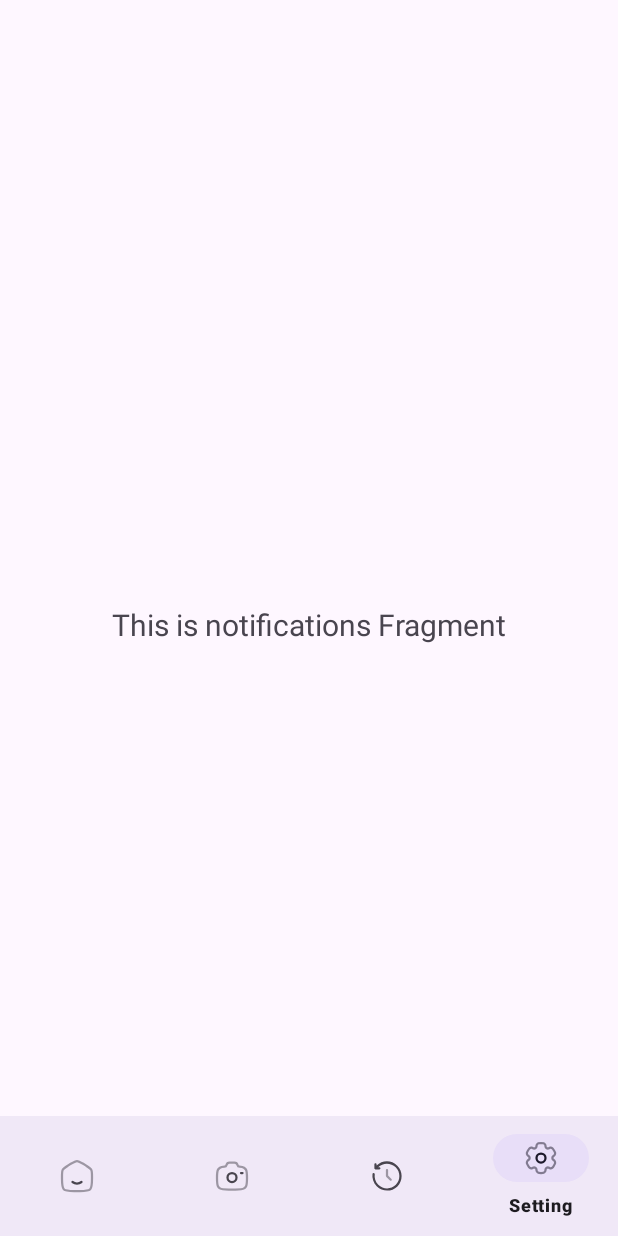
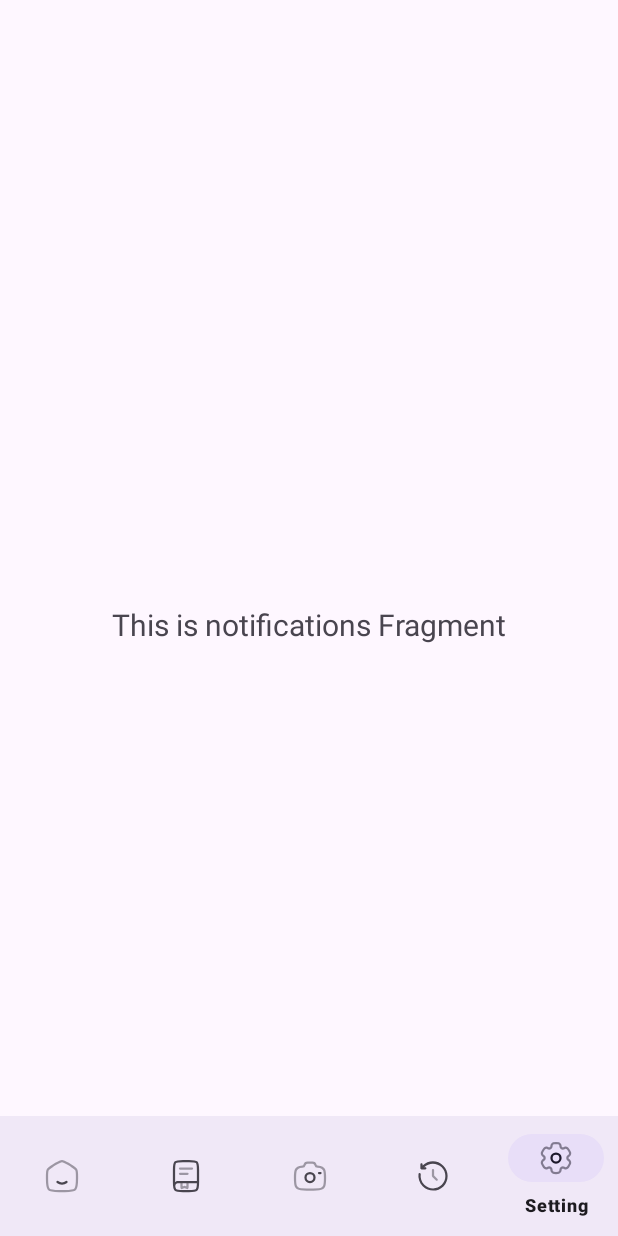
Before and after one commit to Nutricatch/MD-Nutricatch, an Android app: the ProfileFragment screen opened through its navigation route, on a phone screen of 412 x 824 dp. Run offline under Robolectric (Android 15) with nearby library versions, the phone set to English and light mode, and no system bars; our stand-ins replace navigation-ui.

Commit message:
menu navigation-resep

```diff
--- a/app/src/main/java/com/nutricatch/dev/views/loading/LoadingActivity.kt
+++ b/app/src/main/java/com/nutricatch/dev/views/loading/LoadingActivity.kt
@@ -32,6 +32,7 @@ class LoadingActivity : AppCompatActivity() {
         viewModel.isOnBoard().asLiveData().observe(this) { isOnBoard ->
             if (isOnBoard) {
                 viewModel.getToken().asLiveData().observe(this) { token ->
+                    /// TODO pastikan logika ini benar untuk memeriksa login status
                     if (token != null) {
                         val intent = Intent(this, LoginActivity::class.java)
                         intent.addFlags(Intent.FLAG_ACTIVITY_NEW_TASK or Intent.FLAG_ACTIVITY_CLEAR_TASK)
--- a/app/src/main/java/com/nutricatch/dev/views/navigation/HomeActivity.kt
+++ b/app/src/main/java/com/nutricatch/dev/views/navigation/HomeActivity.kt
@@ -16,7 +16,8 @@ import com.nutricatch.dev.databinding.ActivityHomeBinding
 import com.nutricatch.dev.views.camera.CameraActivity
 import com.nutricatch.dev.views.navigation.history.HistoryFragment
 import com.nutricatch.dev.views.navigation.home.HomeFragment
-import com.nutricatch.dev.views.navigation.settings.SettingsFragment
+import com.nutricatch.dev.views.navigation.profile.ProfileFragment
+import com.nutricatch.dev.views.navigation.recipes.RecipesFragment
 
 class HomeActivity : AppCompatActivity(), NavigationBarView.OnItemSelectedListener {
 
@@ -67,6 +68,14 @@ class HomeActivity : AppCompatActivity(), NavigationBarView.OnItemSelectedListen
                 transaction.replace(R.id.container, HomeFragment(), HomeFragment::class.java.name)
             }
 
+            R.id.navigation_recipe -> {
+                transaction.replace(
+                    R.id.container,
+                    RecipesFragment(),
+                    RecipesFragment::class.java.name
+                )
+            }
+
             R.id.navigation_camera -> {
                 /// todo handle navigate activity camera
                 startActivity(Intent(this, CameraActivity::class.java))
@@ -84,8 +93,8 @@ class HomeActivity : AppCompatActivity(), NavigationBarView.OnItemSelectedListen
             R.id.navigation_setting -> {
                 transaction.replace(
                     R.id.container,
-                    SettingsFragment(),
-                    SettingsFragment::class.java.name
+                    ProfileFragment(),
+                    ProfileFragment::class.java.name
                 )
             }
         }
--- a/app/src/main/java/com/nutricatch/dev/views/navigation/settings/SettingsFragment.kt
+++ b/app/src/main/java/com/nutricatch/dev/views/navigation/profile/ProfileFragment.kt
@@ -1,4 +1,4 @@
-package com.nutricatch.dev.views.navigation.settings
+package com.nutricatch.dev.views.navigation.profile
 
 import android.os.Bundle
 import android.view.LayoutInflater
@@ -7,11 +7,11 @@ import android.view.ViewGroup
 import android.widget.TextView
 import androidx.fragment.app.Fragment
 import androidx.lifecycle.ViewModelProvider
-import com.nutricatch.dev.databinding.FragmentSettingBinding
+import com.nutricatch.dev.databinding.FragmentProfileBinding
 
-class SettingsFragment : Fragment() {
+class ProfileFragment : Fragment() {
 
-    private var _binding: FragmentSettingBinding? = null
+    private var _binding:FragmentProfileBinding? = null
 
     // This property is only valid between onCreateView and
     // onDestroyView.
@@ -23,9 +23,9 @@ class SettingsFragment : Fragment() {
         savedInstanceState: Bundle?
     ): View {
         val notificationsViewModel =
-            ViewModelProvider(this).get(SettingsViewModel::class.java)
+            ViewModelProvider(this).get(ProfileViewModel::class.java)
 
-        _binding = FragmentSettingBinding.inflate(inflater, container, false)
+        _binding = FragmentProfileBinding.inflate(inflater, container, false)
         val root: View = binding.root
 
         val textView: TextView = binding.textNotifications
--- a/app/src/main/java/com/nutricatch/dev/views/navigation/settings/SettingsViewModel.kt
+++ b/app/src/main/java/com/nutricatch/dev/views/navigation/profile/ProfileViewModel.kt
@@ -1,10 +1,10 @@
-package com.nutricatch.dev.views.navigation.settings
+package com.nutricatch.dev.views.navigation.profile
 
 import androidx.lifecycle.LiveData
 import androidx.lifecycle.MutableLiveData
 import androidx.lifecycle.ViewModel
 
-class SettingsViewModel : ViewModel() {
+class ProfileViewModel : ViewModel() {
 
     private val _text = MutableLiveData<String>().apply {
         value = "This is notifications Fragment"
--- /dev/null
+++ b/app/src/main/java/com/nutricatch/dev/views/navigation/recipes/RecipesViewModel.kt
@@ -0,0 +1,4 @@
+package com.nutricatch.dev.views.navigation.recipes
+
+class RecipesViewModel {
+}
--- /dev/null
+++ b/app/src/main/res/drawable/ic_recipe.xml
@@ -0,0 +1,19 @@
+<vector android:height="200dp" android:viewportHeight="24"
+    android:viewportWidth="24" android:width="200dp" xmlns:android="http://schemas.android.com/apk/res/android">
+    <path android:fillColor="#00000000"
+        android:pathData="M4,8C4,5.172 4,3.757 4.879,2.879C5.757,2 7.172,2 10,2H14C16.828,2 18.243,2 19.121,2.879C20,3.757 20,5.172 20,8V16C20,18.828 20,20.243 19.121,21.121C18.243,22 16.828,22 14,22H10C7.172,22 5.757,22 4.879,21.121C4,20.243 4,18.828 4,16V8Z"
+        android:strokeColor="#1C274D" android:strokeWidth="1.5"/>
+    <path android:fillColor="#00000000"
+        android:pathData="M19.898,16H7.898C6.968,16 6.503,16 6.121,16.102C5.086,16.38 4.277,17.188 4,18.223"
+        android:strokeColor="#1C274D" android:strokeWidth="1.5"/>
+    <path android:fillAlpha="0.5" android:fillColor="#00000000"
+        android:pathData="M8,7H16" android:strokeAlpha="0.5"
+        android:strokeColor="#1C274D" android:strokeLineCap="round" android:strokeWidth="1.5"/>
+    <path android:fillAlpha="0.5" android:fillColor="#00000000"
+        android:pathData="M8,10.5H13" android:strokeAlpha="0.5"
+        android:strokeColor="#1C274D" android:strokeLineCap="round" android:strokeWidth="1.5"/>
+    <path android:fillAlpha="0.5" android:fillColor="#00000000"
+        android:pathData="M13,16V19.531C13,19.806 13,19.944 12.905,20C12.81,20.056 12.681,19.994 12.421,19.871L11.179,19.281C11.091,19.239 11.047,19.218 11,19.218C10.953,19.218 10.909,19.239 10.821,19.281L9.579,19.871C9.319,19.994 9.19,20.056 9.095,20C9,19.944 9,19.806 9,19.531V16.45"
+        android:strokeAlpha="0.5" android:strokeColor="#1C274D"
+        android:strokeLineCap="round" android:strokeWidth="1.5"/>
+</vector>
--- a/app/src/main/res/layout/fragment_setting.xml
+++ b/app/src/main/res/layout/fragment_profile.xml
@@ -5,7 +5,7 @@
     android:layout_width="match_parent"
     android:layout_height="match_parent"
     android:id="@+id/nav_notif"
-    tools:context=".views.navigation.settings.SettingsFragment">
+    tools:context=".views.navigation.profile.ProfileFragment">
 
     <TextView
         android:id="@+id/text_notifications"
--- a/app/src/main/res/menu/bottom_nav_menu.xml
+++ b/app/src/main/res/menu/bottom_nav_menu.xml
@@ -5,6 +5,11 @@
         android:id="@+id/navigation_home"
         android:icon="@drawable/ic_home"
         android:title="@string/title_home" />
+
+    <item
+        android:id="@+id/navigation_recipe"
+        android:icon="@drawable/ic_recipe"
+        android:title="@string/recipes" />
 
     <item
         android:id="@+id/navigation_camera"
--- a/app/src/main/res/navigation/mobile_navigation.xml
+++ b/app/src/main/res/navigation/mobile_navigation.xml
@@ -19,9 +19,9 @@
 
     <fragment
         android:id="@+id/navigation_setting"
-        android:name="com.nutricatch.dev.views.navigation.settings.SettingsFragment"
+        android:name="com.nutricatch.dev.views.navigation.profile.ProfileFragment"
         android:label="@string/title_setting"
-        tools:layout="@layout/fragment_setting" >
+        tools:layout="@layout/fragment_profile" >
         <action
             android:id="@+id/action_navigation_setting_to_cameraActivity"
             app:destination="@id/cameraActivity" />
--- a/app/src/main/res/values/strings.xml
+++ b/app/src/main/res/values/strings.xml
@@ -29,4 +29,5 @@
     <string name="capture">Capture</string>
     <!-- TODO: Remove or change this placeholder text -->
     <string name="hello_blank_fragment">Hello blank fragment</string>
+    <string name="recipes">Recipes</string>
 </resources>
```
Also changed, not shown: app/src/main/java/com/nutricatch/dev/views/navigation/recipes/RecipesFragment.kt (added, +19 -0 lines), app/src/main/res/layout/fragment_recipes.xml (added, +14 -0 lines).
